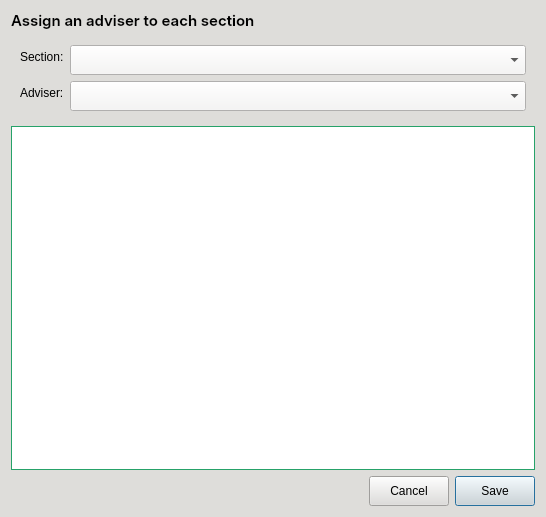
Above: CAI_PyQt/CAI_Admin/UI/FormSectionAdviserEditor.ui from CPG19040/CPG19040 before the change. Below: the same form after it.
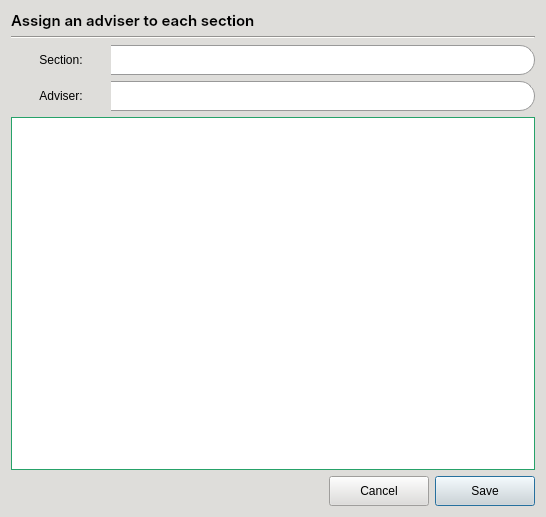
That is the form after the change. Icons and pictures are not drawn.

The edit to the form file:
```diff
--- a/CAI_PyQt/CAI_Admin/UI/FormSectionAdviserEditor.ui
+++ b/CAI_PyQt/CAI_Admin/UI/FormSectionAdviserEditor.ui
@@ -14,7 +14,150 @@
    <string>Dialog</string>
   </property>
   <property name="styleSheet">
-   <string notr="true">background-color: rgb(222, 221, 218); color: rgb(0, 0, 0);</string>
+   <string notr="true">* {
+	background-color: rgb(222, 221, 218); 
+	color: black;
+}
+
+QPushButton[class=&quot;button-green&quot;] {
+	border: 1px solid #0a5128;
+    border-radius: 15px;
+    padding: 0px 10px 0px;
+    background: qlineargradient(x1:0, y1:0, x2:0, y2:1, 
+                                stop:0 #1ebd5d, 
+                                stop:1 #107f3f);
+    color: #FFF;
+    font: 10pt &quot;Inter SemiBold&quot;;
+}
+
+QPushButton[class=&quot;button-green&quot;]:hover {
+    background: qlineargradient(x1:0, y1:0, x2:0, y2:1, 
+                                stop:0 #2ecc71, 
+                                stop:1 #27AE60);
+}
+
+QPushButton[class=&quot;button-green&quot;]:pressed {
+    background: qlineargradient(x1:0, y1:0, x2:0, y2:1, 
+                                stop:0 #0b572a, 
+                                stop:1 #129046); 
+}
+
+QPushButton[class=&quot;button-green&quot;]:disabled {
+    background: #A5D6A7;
+    color: #E8F5E9;
+    opacity: 0.6;
+}
+
+*[class=&quot;button-normal&quot;] {
+	font: 10pt &quot;Inter&quot;;
+	background: qlineargradient(x1:0, y1:0, x2:0, y2:1, 
+                                stop:0 #ffffff, 
+                                stop:1 #d8ecf6);
+	color: black;
+	border-radius: 15px;
+	border: 1px solid rgb(154, 153, 150);
+}
+
+*[class=&quot;button-normal&quot;]:hover {
+	background: qlineargradient(x1:0, y1:0, x2:0, y2:1, 
+                                stop:0 #ffffff, 
+                                stop:1 #f2f6f8);
+}
+
+*[class=&quot;button-normal&quot;]:pressed {
+    background: qlineargradient(x1:0, y1:0, x2:0, y2:1, 
+                                stop:0 #dce5e9, 
+                                stop:1 #ffffff);
+}
+
+*[class=&quot;button-normal&quot;]:disabled {
+	background: #f5f5f5;
+	border: 1px solid #dcdcdc;
+	color: #aeaeae;
+}
+
+*[class=&quot;input-field&quot;] {
+	background-color: transparent;
+}
+
+*[class=&quot;input-field&quot;] QLineEdit {
+	background-color: #ffffff;
+	border: 1px solid #999;
+	border-left: none;
+	border-top-right-radius: 15px;
+	border-bottom-right-radius: 15px;
+	padding: 0px 8px;
+	color: black;
+}
+
+*[class=&quot;input-field&quot;] QLabel {
+	background-color: rgb(192, 191, 188);
+	border-left: 1px solid #999;
+	border-top: 1px solid #999;
+	border-bottom: 1px solid #999;
+	border-right: none;
+	border-top-left-radius: 15px;
+	border-bottom-left-radius: 15px;
+	padding-left: 8px;
+	color: black;
+}
+
+QComboBox {
+    border: 1px solid #999;
+    border-left: none;
+    padding: 0px 10px;
+    background-color: #ffffff;
+    color: #333333;
+    font: 10pt &quot;Inter Medium&quot;;
+    selection-background-color: #7eb4d7;
+	border-top-right-radius: 15px;
+	border-bottom-right-radius: 15px;
+}
+
+QComboBox:focus, QLineEdit:focus {
+    border: 1px solid #007BFF;
+}
+
+QComboBox:hover, QLineEdit:hover {
+    border: 1px solid #3498db;
+}
+
+QComboBox::drop-down {
+    subcontrol-origin: padding;
+    subcontrol-position: top right;
+    width: 30px;
+    border-left-width: 0px;
+    /* Match the 15px border-radius of the main control */
+    border-top-right-radius: 15px;
+    border-bottom-right-radius: 15px;
+}
+
+QComboBox::down-arrow {
+    image: url(:/Images/Images/caret-down.png);
+    border: none;
+    width: 8px;
+    height: 8px;
+}
+
+QComboBox QAbstractItemView {
+    background-color: white !important;
+    border: 1px solid #999;
+    selection-background-color: #7eb4d7;
+    selection-color: #ffffff;
+    outline: 0; /* Removes the ugly dotted focus border */
+}
+
+QComboBox QAbstractItemView::item {
+    padding: 0px 15px;
+    border-radius: 4px;
+    color: #333333;
+}
+
+/* Hover state for items inside the dropdown */
+QComboBox QAbstractItemView::item:hover {
+    background-color: #7eb4d7;
+    color: #ffffff;
+}</string>
   </property>
   <layout class="QVBoxLayout" name="verticalLayout">
    <item>
@@ -32,53 +175,153 @@
      </property>
     </widget>
    </item>
+   <item>
+    <widget class="Line" name="line">
+     <property name="orientation">
+      <enum>Qt::Horizontal</enum>
+     </property>
+    </widget>
+   </item>
    <item>
     <widget class="QWidget" name="widget" native="true">
-     <layout class="QFormLayout" name="formLayout">
-      <item row="0" column="0">
-       <widget class="QLabel" name="label_9">
-        <property name="text">
-         <string>Section:</string>
+     <layout class="QVBoxLayout" name="verticalLayout_2">
+      <property name="spacing">
+       <number>6</number>
+      </property>
+      <property name="leftMargin">
+       <number>0</number>
+      </property>
+      <property name="topMargin">
+       <number>0</number>
+      </property>
+      <property name="rightMargin">
+       <number>0</number>
+      </property>
+      <property name="bottomMargin">
+       <number>0</number>
+      </property>
+      <item>
+       <widget class="QWidget" name="widget_2" native="true">
+        <property name="class" stdset="0">
+         <string>input-field</string>
         </property>
+        <layout class="QHBoxLayout" name="horizontalLayout">
+         <property name="spacing">
+          <number>0</number>
+         </property>
+         <property name="leftMargin">
+          <number>0</number>
+         </property>
+         <property name="topMargin">
+          <number>0</number>
+         </property>
+         <property name="rightMargin">
+          <number>0</number>
+         </property>
+         <property name="bottomMargin">
+          <number>0</number>
+         </property>
+         <item>
+          <widget class="QLabel" name="label_9">
+           <property name="minimumSize">
+            <size>
+             <width>100</width>
+             <height>30</height>
+            </size>
+           </property>
+           <property name="maximumSize">
+            <size>
+             <width>100</width>
+             <height>30</height>
+            </size>
+           </property>
+           <property name="text">
+            <string>Section:</string>
+           </property>
+           <property name="alignment">
+            <set>Qt::AlignCenter</set>
+           </property>
+          </widget>
+         </item>
+         <item>
+          <widget class="QComboBox" name="cmb_section">
+           <property name="minimumSize">
+            <size>
+             <width>0</width>
+             <height>30</height>
+            </size>
+           </property>
+           <property name="styleSheet">
+            <string notr="true"/>
+           </property>
+           <property name="editable">
+            <bool>false</bool>
+           </property>
+          </widget>
+         </item>
+        </layout>
        </widget>
       </item>
-      <item row="0" column="1">
-       <widget class="QComboBox" name="cmb_section">
-        <property name="minimumSize">
-         <size>
-          <width>0</width>
-          <height>30</height>
-         </size>
+      <item>
+       <widget class="QWidget" name="widget_3" native="true">
+        <property name="class" stdset="0">
+         <string>input-field</string>
         </property>
-        <property name="styleSheet">
-         <string notr="true">background-color: rgb(246, 245, 244); padding: 0px 10px 0px;</string>
-        </property>
-        <property name="editable">
-         <bool>false</bool>
-        </property>
-       </widget>
-      </item>
-      <item row="1" column="0">
-       <widget class="QLabel" name="label_10">
-        <property name="text">
-         <string>Adviser:</string>
-        </property>
-       </widget>
-      </item>
-      <item row="1" column="1">
-       <widget class="QComboBox" name="cmb_teacher">
-        <property name="minimumSize">
-         <size>
-          <width>0</width>
-          <height>30</height>
-         </size>
-        </property>
-        <property name="styleSheet">
-         <string notr="true">background-color: rgb(246, 245, 244); padding: 0px 10px 0px;</string>
-        </property>
-        <property name="editable">
-         <bool>false</bool>
-        </property>
+        <layout class="QHBoxLayout" name="horizontalLayout_3">
+         <property name="spacing">
+          <number>0</number>
+         </property>
+         <property name="leftMargin">
+          <number>0</number>
+         </property>
+         <property name="topMargin">
+          <number>0</number>
+         </property>
+         <property name="rightMargin">
+          <number>0</number>
+         </property>
+         <property name="bottomMargin">
+          <number>0</number>
+         </property>
+         <item>
+          <widget class="QLabel" name="label_10">
+           <property name="minimumSize">
+            <size>
+             <width>100</width>
+             <height>30</height>
+            </size>
+           </property>
+           <property name="maximumSize">
+            <size>
+             <width>100</width>
+             <height>30</height>
+            </size>
+           </property>
+           <property name="text">
+            <string>Adviser:</string>
+           </property>
+           <property name="alignment">
+            <set>Qt::AlignCenter</set>
+           </property>
+          </widget>
+         </item>
+         <item>
+          <widget class="QComboBox" name="cmb_teacher">
+           <property name="minimumSize">
+            <size>
+             <width>0</width>
+             <height>30</height>
+            </size>
+           </property>
+           <property name="styleSheet">
+            <string notr="true"/>
+           </property>
+           <property name="editable">
+            <bool>false</bool>
+           </property>
+          </widget>
+         </item>
+        </layout>
        </widget>
       </item>
      </layout>
@@ -175,10 +418,16 @@
       <widget class="QPushButton" name="btnCancel">
        <property name="minimumSize">
         <size>
-         <width>0</width>
+         <width>100</width>
          <height>30</height>
         </size>
        </property>
+       <property name="maximumSize">
+        <size>
+         <width>100</width>
+         <height>16777215</height>
+        </size>
+       </property>
        <property name="text">
         <string>Cancel</string>
        </property>
@@ -188,10 +437,16 @@
       <widget class="QPushButton" name="btnSave">
        <property name="minimumSize">
         <size>
-         <width>0</width>
+         <width>100</width>
          <height>30</height>
         </size>
        </property>
+       <property name="maximumSize">
+        <size>
+         <width>100</width>
+         <height>16777215</height>
+        </size>
+       </property>
        <property name="text">
         <string>Save</string>
        </property>
```
Left out of the diff: 10 changed lines with no effect on the pictures.
